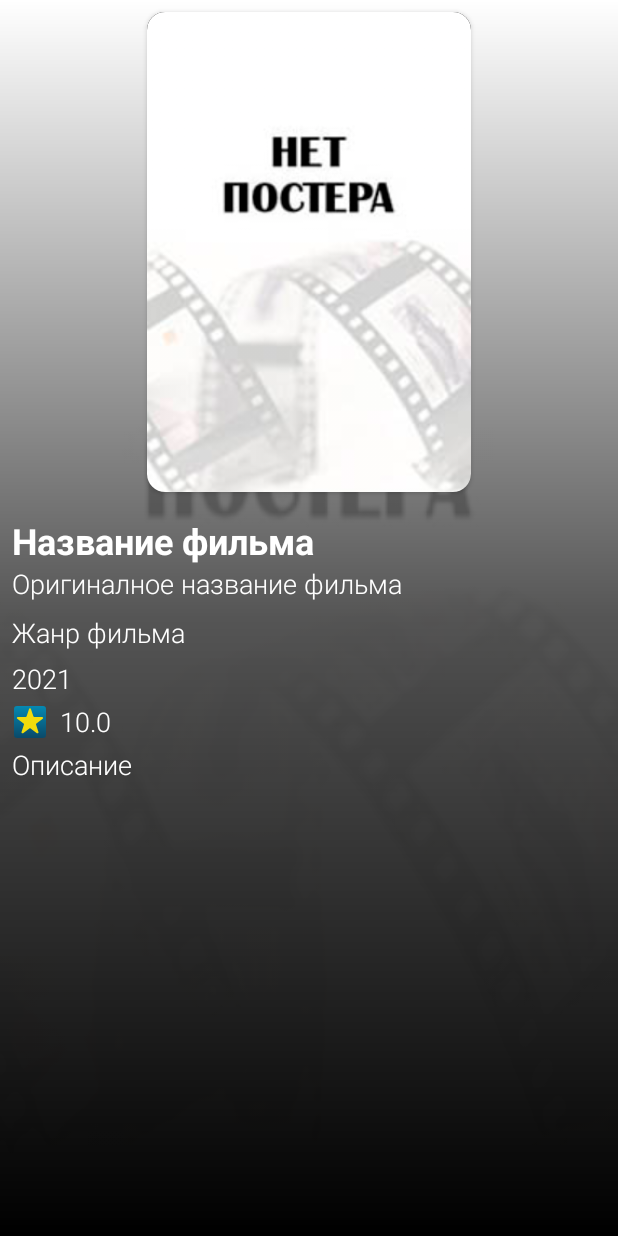
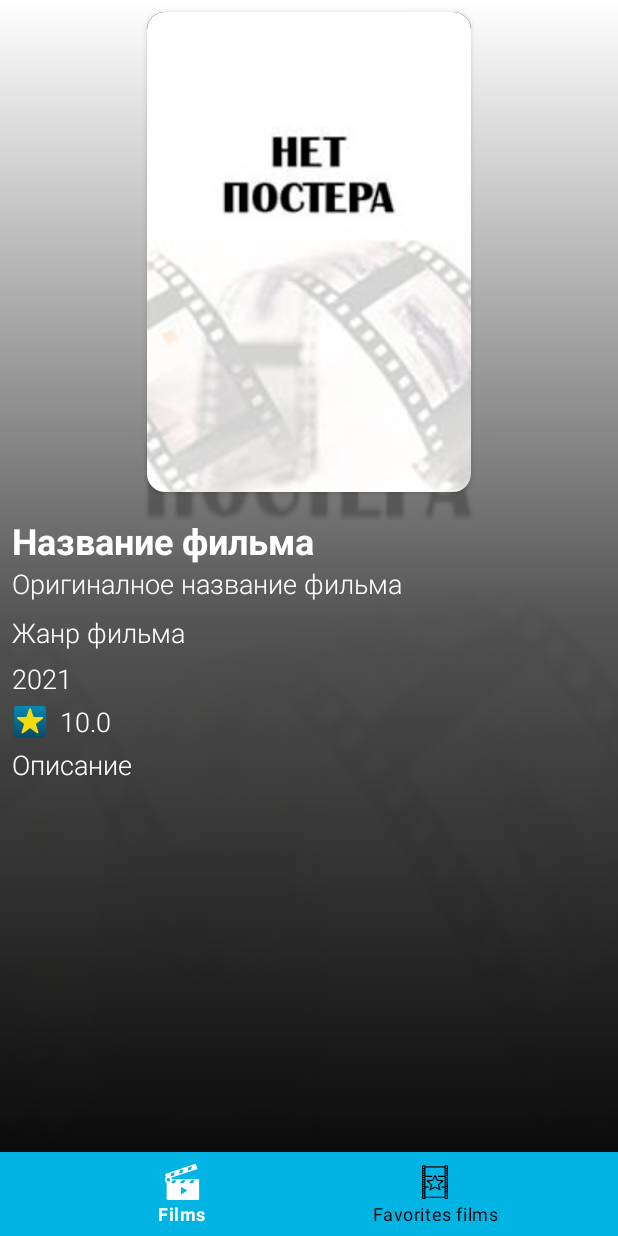
Before and after one commit to ArkHak/KinoFanPlus, an Android app: the layout fragment_movie_detail.xml on its own in the app's theme, with its tools: preview values and no code run, on a phone screen of 412 x 824 dp. Run offline under Robolectric (Android 15) with nearby library versions, the phone set to English and light mode, and no system bars.

Commit message:
version 0.5.7 ***Lesson5*** +загрузка DetailMovieFragment +загрузка постеров в CardView и на BackPoster +ScrollingView в DetailMovieFragment + ограничен BottomNavigation

```diff
--- a/app/src/main/java/com/example/kinofanplus/model/Repository.kt
+++ b/app/src/main/java/com/example/kinofanplus/model/Repository.kt
@@ -1,4 +1,6 @@
 package com.example.kinofanplus.model
+
+import com.example.kinofanplus.model.movie_list_gson.Result
 
 interface Repository {
     fun getMovieFromServer(): List<Result>
--- a/app/src/main/java/com/example/kinofanplus/model/RepositoryImpl.kt
+++ b/app/src/main/java/com/example/kinofanplus/model/RepositoryImpl.kt
@@ -1,4 +1,7 @@
 package com.example.kinofanplus.model
+
+import com.example.kinofanplus.model.movie_list_gson.Result
+import com.example.kinofanplus.model.movie_list_gson.getListMovies
 
 class RepositoryImpl : Repository {
     override fun getMovieFromServer(): List<Result> = getListMovies()
--- a/app/src/main/java/com/example/kinofanplus/model/MovieListDTO.kt
+++ b/app/src/main/java/com/example/kinofanplus/model/movie_list_gson/MovieListDTO.kt
@@ -1,4 +1,4 @@
-package com.example.kinofanplus.model
+package com.example.kinofanplus.model.movie_list_gson
 
 
 import android.util.Log
@@ -24,7 +24,7 @@ data class MovieListDTO(
 fun getListMovies(): MutableList<Result> {
     val dataList: MutableList<Result> = mutableListOf()
 
-
+//TODO на retrofit засунуть в coroutines
     val uri =
         URL("https://api.themoviedb.org/3/movie/now_playing?api_key=${BuildConfig.MOVIE_API_KEY}&language=ru-RU&page=1")
     var urlConnection: HttpsURLConnection? = null
--- a/app/src/main/java/com/example/kinofanplus/model/Result.kt
+++ b/app/src/main/java/com/example/kinofanplus/model/movie_list_gson/Result.kt
@@ -1,4 +1,4 @@
-package com.example.kinofanplus.model
+package com.example.kinofanplus.model.movie_list_gson
 
 
 import android.os.Parcelable
--- a/app/src/main/java/com/example/kinofanplus/view/FilmListFragment.kt
+++ b/app/src/main/java/com/example/kinofanplus/view/FilmListFragment.kt
@@ -37,7 +37,7 @@ class FilmListFragment : Fragment() {
 
         adapter.listenerClick = MovieListAdapter.OnMovieClickListener { movie ->
             Bundle().also { bundle ->
-                bundle.putParcelable(MovieDetailFragment.MOVIE_KEY, movie)
+                bundle.putInt(MovieDetailFragment.MOVIE_KEY, movie.id)
                 findNavController(requireParentFragment()).navigate(
                     R.id.action_navigation_list_films_to_movieDetailFragment,
                     bundle
--- a/app/src/main/java/com/example/kinofanplus/view/MovieListAdapter.kt
+++ b/app/src/main/java/com/example/kinofanplus/view/MovieListAdapter.kt
@@ -6,7 +6,7 @@ import android.view.ViewGroup
 import androidx.recyclerview.widget.RecyclerView
 import com.example.kinofanplus.R
 import com.example.kinofanplus.databinding.ItemMovieListBinding
-import com.example.kinofanplus.model.Result
+import com.example.kinofanplus.model.movie_list_gson.Result
 import com.squareup.picasso.Picasso
 
 const val POSTER_BASE_URL = "https://image.tmdb.org/t/p/w500/"
--- a/app/src/main/java/com/example/kinofanplus/viewmodel/AppState.kt
+++ b/app/src/main/java/com/example/kinofanplus/viewmodel/AppState.kt
@@ -1,7 +1,6 @@
 package com.example.kinofanplus.viewmodel
 
-import com.example.kinofanplus.model.Movie
-import com.example.kinofanplus.model.Result
+import com.example.kinofanplus.model.movie_list_gson.Result
 
 sealed class AppState {
     data class Success(val movie: List<Result>) : AppState()
--- a/app/src/main/res/layout/fragment_movie_detail.xml
+++ b/app/src/main/res/layout/fragment_movie_detail.xml
@@ -5,7 +5,6 @@
     android:layout_width="match_parent"
     android:layout_height="match_parent"
     android:orientation="vertical">
-
 
     <ImageView
         android:id="@+id/background_poster"
@@ -25,6 +24,25 @@
         android:contentDescription="TODO"
         android:scaleType="fitXY"
         android:src="@drawable/gradient_drawable_poster" />
+
+    <ScrollView
+        android:layout_width="match_parent"
+        android:layout_height="0dp"
+        android:orientation="vertical"
+        android:paddingBottom="8dp"
+        app:layout_constraintBottom_toTopOf="@+id/button_navigation_panel"
+        app:layout_constraintEnd_toEndOf="parent"
+        app:layout_constraintStart_toStartOf="parent"
+        app:layout_constraintTop_toTopOf="parent">
+
+        <androidx.constraintlayout.widget.ConstraintLayout
+            android:layout_width="match_parent"
+            android:layout_height="match_parent"
+            app:layout_constraintBottom_toBottomOf="parent"
+            app:layout_constraintEnd_toEndOf="parent"
+            app:layout_constraintStart_toStartOf="parent"
+            app:layout_constraintTop_toTopOf="parent">
+
 
             <androidx.cardview.widget.CardView
                 android:id="@+id/movie_card_poster"
@@ -135,5 +153,23 @@
                 app:layout_constraintTop_toBottomOf="@id/vote_average_movie"
                 tools:text="Описание" />
 
+        </androidx.constraintlayout.widget.ConstraintLayout>
+
+    </ScrollView>
+
+
+    <com.google.android.material.bottomnavigation.BottomNavigationView
+        android:id="@+id/button_navigation_panel"
+        android:layout_width="match_parent"
+        android:layout_height="wrap_content"
+        android:background="@color/secondaryColor"
+        app:itemIconTint="@drawable/color_nav_button_selected"
+        app:itemRippleColor="@color/primaryColor"
+        app:itemTextColor="@drawable/color_nav_button_selected"
+        app:layout_constraintBottom_toBottomOf="parent"
+        app:layout_constraintEnd_toEndOf="parent"
+        app:layout_constraintStart_toStartOf="parent"
+        app:menu="@menu/menu_btn_navigation" />
+
 
 </androidx.constraintlayout.widget.ConstraintLayout>
```
Also changed, not shown: app/src/main/java/com/example/kinofanplus/model/Dates.kt (deleted, +0 -9 lines), app/src/main/java/com/example/kinofanplus/model/MovieDTO.kt (+8 -2 lines), app/src/main/java/com/example/kinofanplus/model/movie_list_gson/Dates.kt (added, +7 -0 lines), app/src/main/java/com/example/kinofanplus/view/MovieDetailFragment.kt (+15 -5 lines). Lines whose indentation alone changed are shown as unchanged.
